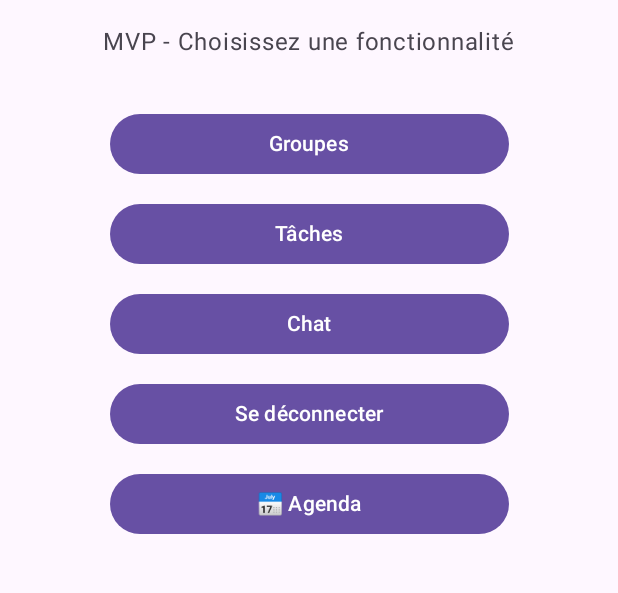
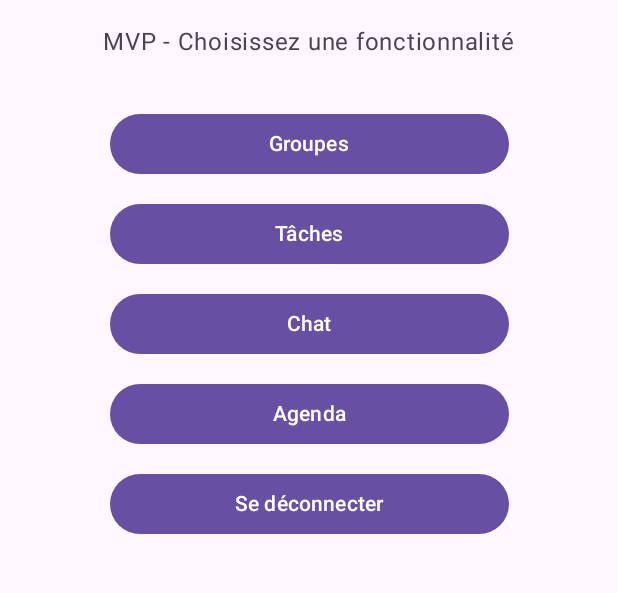
Before and after one commit to PumpeDie/teamup, an Android app built with Jetpack Compose: the MainScreen screen opened through its navigation route, on a phone screen of 412 x 824 dp, the part 378-971 px from its top. Run offline under Robolectric (Android 15) with nearby library versions, the phone set to English and light mode, and no system bars; our stand-ins replace Firebase (no records; nobody signed in at launch, a user with empty details on screens opened directly).

Commit message:
home page frontend fix

```diff
--- a/app/src/main/java/com/teamup/app/ui/screens/home/HomeScreen.kt
+++ b/app/src/main/java/com/teamup/app/ui/screens/home/HomeScreen.kt
@@ -78,6 +78,17 @@ fun MainScreen(navController: NavController) {
 
             Spacer(modifier = Modifier.height(12.dp))
 
+            // --- BOUTON AJOUTÉ POUR L'AGENDA ---
+            Button(
+                onClick = { navController.navigate("agenda") },
+                modifier = Modifier.fillMaxWidth(0.7f)
+            ) {
+                Text("Agenda")
+            }
+
+
+            Spacer(modifier = Modifier.height(12.dp))
+
             Button(
                 onClick = {
                     FirebaseAuth.getInstance().signOut()
@@ -89,17 +100,6 @@ fun MainScreen(navController: NavController) {
             ) {
                 Text("Se déconnecter")
             }
-
-            Spacer(modifier = Modifier.height(12.dp))
-
-            // --- BOUTON AJOUTÉ POUR L'AGENDA ---
-            Button(
-                onClick = { navController.navigate("agenda") },
-                modifier = Modifier.fillMaxWidth(0.7f)
-            ) {
-                Text("📅 Agenda")
-            }
-            // ------------------------------------
         }
     }
 }
```
